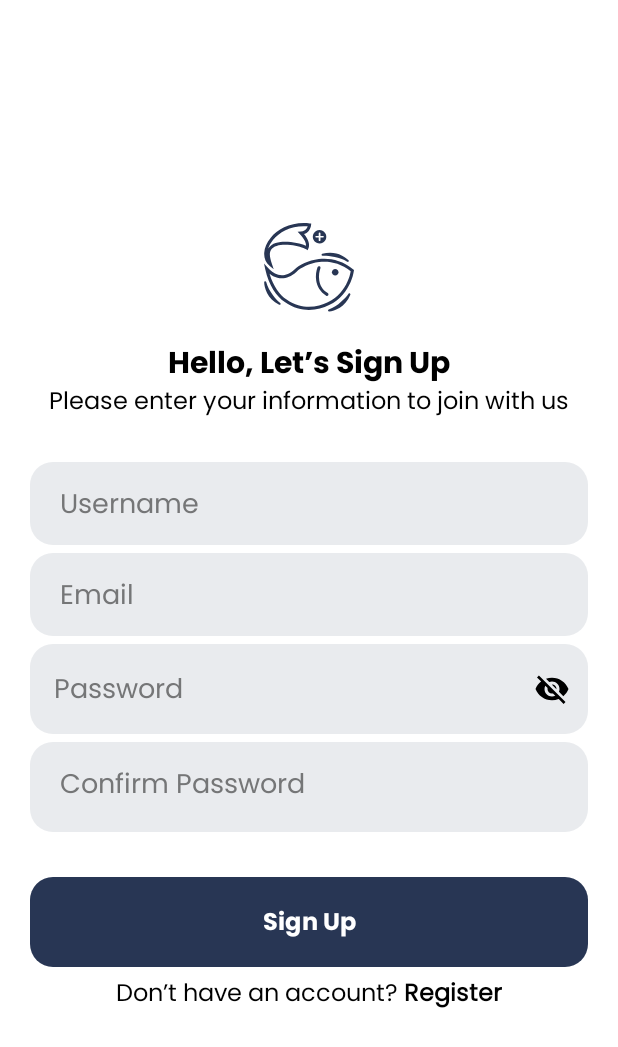
After one commit to SandyAryadika/Ifishy-C242-PS164, an Android app: the SignUpActivity screen opened directly, with no data from a screen before it, on a phone screen of 412 x 824 dp. The commit adds this screen. Shown: the top 1047 px of the screen. Run offline under Robolectric (Android 15) with nearby library versions, the light colour scheme and no system bars.

Commit message:
feat: adding signUp page

```diff
--- /dev/null
+++ b/MobileDevelopment/Ifishy/app/src/main/java/com/ifishy/ui/auth/LoginActivity.kt
@@ -0,0 +1,21 @@
+package com.ifishy.ui.auth
+
+import android.os.Bundle
+import androidx.activity.enableEdgeToEdge
+import androidx.appcompat.app.AppCompatActivity
+import androidx.core.view.ViewCompat
+import androidx.core.view.WindowInsetsCompat
+import com.ifishy.R
+
+class LoginActivity : AppCompatActivity() {
+    override fun onCreate(savedInstanceState: Bundle?) {
+        super.onCreate(savedInstanceState)
+        enableEdgeToEdge()
+        setContentView(R.layout.activity_login)
+        ViewCompat.setOnApplyWindowInsetsListener(findViewById(R.id.main)) { v, insets ->
+            val systemBars = insets.getInsets(WindowInsetsCompat.Type.systemBars())
+            v.setPadding(systemBars.left, systemBars.top, systemBars.right, systemBars.bottom)
+            insets
+        }
+    }
+}
--- /dev/null
+++ b/MobileDevelopment/Ifishy/app/src/main/java/com/ifishy/ui/auth/SignUpActivity.kt
@@ -0,0 +1,21 @@
+package com.ifishy.ui.auth
+
+import android.os.Bundle
+import androidx.activity.enableEdgeToEdge
+import androidx.appcompat.app.AppCompatActivity
+import androidx.core.view.ViewCompat
+import androidx.core.view.WindowInsetsCompat
+import com.ifishy.R
+
+class SignUpActivity : AppCompatActivity() {
+    override fun onCreate(savedInstanceState: Bundle?) {
+        super.onCreate(savedInstanceState)
+        enableEdgeToEdge()
+        setContentView(R.layout.activity_sign_up)
+        ViewCompat.setOnApplyWindowInsetsListener(findViewById(R.id.main)) { v, insets ->
+            val systemBars = insets.getInsets(WindowInsetsCompat.Type.systemBars())
+            v.setPadding(systemBars.left, systemBars.top, systemBars.right, systemBars.bottom)
+            insets
+        }
+    }
+}
--- a/MobileDevelopment/Ifishy/app/src/main/java/com/ifishy/ui/opening/OpeningActivity.kt
+++ b/MobileDevelopment/Ifishy/app/src/main/java/com/ifishy/ui/opening/OpeningActivity.kt
@@ -1,21 +1,50 @@
 package com.ifishy.ui.opening
 
+import android.content.Intent
 import android.os.Bundle
+import android.view.View
 import androidx.activity.enableEdgeToEdge
 import androidx.appcompat.app.AppCompatActivity
 import androidx.core.view.ViewCompat
 import androidx.core.view.WindowInsetsCompat
 import com.ifishy.R
+import com.ifishy.databinding.ActivityOpeningBinding
+import com.ifishy.ui.auth.SignUpActivity
 
-class OpeningActivity : AppCompatActivity() {
+class OpeningActivity : AppCompatActivity(), View.OnClickListener {
+
+    private lateinit var binding:ActivityOpeningBinding
+
     override fun onCreate(savedInstanceState: Bundle?) {
         super.onCreate(savedInstanceState)
         enableEdgeToEdge()
-        setContentView(R.layout.activity_opening)
+        binding = ActivityOpeningBinding.inflate(layoutInflater)
+        setContentView(binding.root)
         ViewCompat.setOnApplyWindowInsetsListener(findViewById(R.id.main)) { v, insets ->
             val systemBars = insets.getInsets(WindowInsetsCompat.Type.systemBars())
             v.setPadding(systemBars.left, systemBars.top, systemBars.right, systemBars.bottom)
             insets
         }
+
+        binding.getStartedButton.setOnClickListener(this)
+        binding.loginButton.setOnClickListener(this)
+
+    }
+
+    private fun goTo(to: Class<*>){
+        val intent = Intent(this,to)
+        startActivity(intent)
+        finish()
+    }
+
+    override fun onClick(v: View?) {
+        when(v){
+            binding.getStartedButton->{
+                goTo(SignUpActivity::class.java)
+            }
+            binding.loginButton->{
+
+            }
+        }
     }
 }
--- /dev/null
+++ b/MobileDevelopment/Ifishy/app/src/main/res/drawable/edit_text_shape.xml
@@ -0,0 +1,5 @@
+<?xml version="1.0" encoding="utf-8"?>
+<shape xmlns:app="http://schemas.android.com/apk/res-auto" xmlns:android="http://schemas.android.com/apk/res/android">
+    <corners android:radius="15dp" />
+    <padding android:top="14dp" android:bottom="14dp" android:right="20dp" android:left="20dp" />
+</shape>
--- /dev/null
+++ b/MobileDevelopment/Ifishy/app/src/main/res/drawable/logo.xml
@@ -0,0 +1,37 @@
+<vector xmlns:android="http://schemas.android.com/apk/res/android"
+    android:width="65dp"
+    android:height="65dp"
+    android:viewportWidth="65"
+    android:viewportHeight="65">
+  <path
+      android:pathData="M39.866,28.973C32.685,29.837 26.684,33.042 23.537,35.922C18.439,40.586 13.683,41.335 9.699,40.259C7.489,39.662 5.581,38.521 4.035,37.296C6.78,46.635 11.395,52.466 16.324,56.033C21.884,60.057 27.935,61.265 32.36,61.27C43.222,60.786 50.469,56.396 55.171,51.065C59.684,45.946 61.882,39.922 62.611,35.566C54.941,29.512 46.856,28.133 39.866,28.973ZM39.6,26.762C47.272,25.839 56.178,27.423 64.515,34.238L65,34.635L64.913,35.255C64.245,40.006 61.907,46.793 56.841,52.538C51.748,58.313 43.932,62.991 32.433,63.496L32.409,63.497H32.384C27.586,63.497 21.041,62.196 15.018,57.837C8.975,53.464 3.549,46.076 0.913,34.072L0,29.913L2.832,33.092C4.429,34.884 7.021,37.229 10.28,38.109C13.438,38.961 17.426,38.494 22.033,34.278C25.532,31.077 31.968,27.679 39.6,26.762Z"
+      android:fillColor="#283654"
+      android:fillType="evenOdd"/>
+  <path
+      android:pathData="M2.991,19.212C3.605,18.143 4.478,17.288 5.527,16.538C7.245,15.311 9.488,14.659 11.858,14.369C14.242,14.078 16.845,14.143 19.363,14.423C23.572,14.891 27.699,15.979 30.298,17.133C30.406,15.976 30.034,14.67 29.328,13.309C28.393,11.505 26.995,9.847 25.966,8.782L24.293,7.05L26.695,6.896C28.668,6.77 29.883,5.893 30.643,4.9C31.089,4.317 31.383,3.687 31.563,3.133C20.061,2.256 11.278,7.005 6.473,12.921C4.819,14.957 3.649,17.113 2.991,19.212ZM4.744,11.516C10.198,4.802 20.178,-0.372 33.026,1.032L34.103,1.15L34.015,2.23C33.934,3.233 33.496,4.837 32.411,6.254C31.613,7.297 30.471,8.226 28.908,8.733C29.742,9.742 30.622,10.965 31.306,12.284C32.363,14.324 33.078,16.852 32.036,19.195L31.53,20.333L30.455,19.703C28.488,18.55 23.959,17.175 19.117,16.637C16.716,16.37 14.294,16.316 12.128,16.58C9.949,16.846 8.118,17.424 6.821,18.351C5.391,19.372 4.564,20.468 4.31,22.129C4.041,23.89 4.396,26.411 5.731,30.302L7.011,34.035L3.968,31.522C1.1,29.153 -0.076,25.776 0.163,22.193C0.4,18.635 2.024,14.865 4.744,11.516Z"
+      android:fillColor="#283654"
+      android:fillType="evenOdd"/>
+  <path
+      android:pathData="M53.805,36.259C53.805,37.572 52.741,38.636 51.429,38.636C50.116,38.636 49.052,37.572 49.052,36.259C49.052,34.947 50.116,33.883 51.429,33.883C52.741,33.883 53.805,34.947 53.805,36.259Z"
+      android:fillColor="#283654"/>
+  <path
+      android:pathData="M40.1,32.025C40.676,32.241 40.966,32.884 40.75,33.459C40.002,35.442 39.363,38.762 39.91,42.162C40.45,45.524 42.139,48.939 46.042,51.298C46.568,51.616 46.737,52.301 46.419,52.827C46.101,53.354 45.416,53.523 44.89,53.204C40.329,50.448 38.335,46.402 37.711,42.516C37.092,38.669 37.806,34.954 38.665,32.674C38.882,32.098 39.525,31.808 40.1,32.025Z"
+      android:fillColor="#283654"
+      android:fillType="evenOdd"/>
+  <path
+      android:pathData="M0.777,42.72C1.148,42.672 1.496,42.905 1.592,43.266C3.425,50.176 9.135,56.329 11.766,58.53C12.054,58.772 12.116,59.191 11.911,59.506C11.705,59.82 11.297,59.932 10.96,59.765C2.327,55.49 0.141,47.153 0.132,43.458C0.131,43.085 0.407,42.769 0.777,42.72Z"
+      android:fillColor="#283654"
+      android:fillType="evenOdd"/>
+  <path
+      android:pathData="M46.244,64.116C46.164,63.751 46.367,63.384 46.719,63.258C53.448,60.845 59.093,54.632 61.064,51.825C61.28,51.517 61.692,51.419 62.023,51.597C62.355,51.776 62.5,52.173 62.363,52.523C58.836,61.487 50.714,64.373 47.034,64.696C46.662,64.729 46.324,64.48 46.244,64.116Z"
+      android:fillColor="#283654"
+      android:fillType="evenOdd"/>
+  <path
+      android:pathData="M61.119,28.6C60.88,28.886 60.465,28.951 60.15,28.75C54.119,24.912 45.75,24.258 42.324,24.421C41.948,24.439 41.619,24.174 41.556,23.803C41.494,23.432 41.719,23.073 42.08,22.967C51.325,20.26 58.583,24.909 61.093,27.619C61.347,27.893 61.358,28.313 61.119,28.6Z"
+      android:fillColor="#283654"
+      android:fillType="evenOdd"/>
+  <path
+      android:pathData="M38,15.062C40.42,16.244 43.34,15.241 44.523,12.821C45.705,10.4 44.701,7.48 42.281,6.298C39.861,5.116 36.941,6.119 35.758,8.539C34.576,10.96 35.58,13.88 38,15.062ZM42.656,11.263C42.978,11.263 43.239,11.002 43.239,10.68C43.239,10.358 42.978,10.097 42.656,10.097H40.785V8.226C40.785,7.87 40.496,7.582 40.14,7.582C39.785,7.582 39.497,7.87 39.497,8.226V10.097H37.625C37.303,10.097 37.042,10.358 37.042,10.68C37.042,11.002 37.303,11.263 37.625,11.263H39.497V13.134C39.497,13.49 39.785,13.778 40.14,13.778C40.496,13.778 40.785,13.49 40.785,13.134V11.263H42.656Z"
+      android:fillColor="#283654"
+      android:fillType="evenOdd"/>
+</vector>
--- /dev/null
+++ b/MobileDevelopment/Ifishy/app/src/main/res/layout/activity_login.xml
@@ -0,0 +1,10 @@
+<?xml version="1.0" encoding="utf-8"?>
+<androidx.constraintlayout.widget.ConstraintLayout xmlns:android="http://schemas.android.com/apk/res/android"
+    xmlns:app="http://schemas.android.com/apk/res-auto"
+    xmlns:tools="http://schemas.android.com/tools"
+    android:id="@+id/main"
+    android:layout_width="match_parent"
+    android:layout_height="match_parent"
+    tools:context=".ui.auth.LoginActivity">
+
+</androidx.constraintlayout.widget.ConstraintLayout>
--- a/MobileDevelopment/Ifishy/app/src/main/res/layout/activity_opening.xml
+++ b/MobileDevelopment/Ifishy/app/src/main/res/layout/activity_opening.xml
@@ -1,13 +1,23 @@
 <?xml version="1.0" encoding="utf-8"?>
-<androidx.constraintlayout.motion.widget.MotionLayout xmlns:android="http://schemas.android.com/apk/res/android"
-    xmlns:app="http://schemas.android.com/apk/res-auto"
+<androidx.constraintlayout.widget.ConstraintLayout xmlns:app="http://schemas.android.com/apk/res-auto"
     xmlns:tools="http://schemas.android.com/tools"
+    xmlns:android="http://schemas.android.com/apk/res/android"
+    android:layout_width="match_parent"
+    android:layout_height="match_parent"
+    android:padding="@dimen/page_padding_margin"
+    tools:context=".ui.opening.OpeningActivity"
+    >
+
+    <androidx.constraintlayout.motion.widget.MotionLayout
+
         android:id="@+id/main"
         android:layout_width="match_parent"
         android:layout_height="match_parent"
-    android:layout_margin="@dimen/page_padding_margin"
         app:layoutDescription="@xml/activity_opening_scene"
-    tools:context=".ui.opening.OpeningActivity">
+        app:layout_constraintBottom_toBottomOf="parent"
+        app:layout_constraintEnd_toEndOf="parent"
+        app:layout_constraintStart_toStartOf="parent"
+        app:layout_constraintTop_toTopOf="parent">
 
         <TextView
             android:id="@+id/opening_title"
@@ -64,4 +74,7 @@
             app:layout_constraintBottom_toBottomOf="parent"
             app:layout_constraintEnd_toEndOf="parent"
             app:layout_constraintStart_toStartOf="parent" />
+
     </androidx.constraintlayout.motion.widget.MotionLayout>
+
+</androidx.constraintlayout.widget.ConstraintLayout>
--- /dev/null
+++ b/MobileDevelopment/Ifishy/app/src/main/res/layout/activity_sign_up.xml
@@ -0,0 +1,174 @@
+<?xml version="1.0" encoding="utf-8"?>
+<androidx.constraintlayout.widget.ConstraintLayout xmlns:android="http://schemas.android.com/apk/res/android"
+    xmlns:app="http://schemas.android.com/apk/res-auto"
+    xmlns:tools="http://schemas.android.com/tools"
+    android:id="@+id/main"
+    android:layout_width="match_parent"
+    android:layout_height="match_parent"
+    android:layout_margin="@dimen/global_page_padding_margin"
+    tools:context=".ui.auth.SignUpActivity">
+
+    <ImageView
+        android:id="@+id/logo"
+        android:layout_width="60dp"
+        android:layout_height="60dp"
+        android:contentDescription="@string/logo"
+        android:src="@drawable/logo"
+        app:layout_constraintBottom_toTopOf="@+id/sign_up_title"
+        app:layout_constraintEnd_toEndOf="parent"
+        app:layout_constraintHorizontal_bias="0.5"
+        app:layout_constraintStart_toStartOf="parent"
+        app:layout_constraintTop_toTopOf="parent"
+        app:layout_constraintVertical_chainStyle="packed" />
+
+    <TextView
+        android:layout_marginTop="20dp"
+        android:id="@+id/sign_up_title"
+        android:layout_width="0dp"
+        android:layout_height="wrap_content"
+        android:fontFamily="@font/poppins_bold"
+        android:includeFontPadding="false"
+        android:text="@string/sign_up_title"
+        android:textAlignment="center"
+        android:textSize="20sp"
+        app:layout_constraintBottom_toTopOf="@+id/sign_up_desc"
+        app:layout_constraintEnd_toEndOf="parent"
+        app:layout_constraintHorizontal_bias="0.5"
+        app:layout_constraintStart_toStartOf="parent"
+        app:layout_constraintTop_toBottomOf="@+id/logo" />
+
+    <TextView
+        android:id="@+id/sign_up_desc"
+        android:layout_width="0dp"
+        android:layout_height="wrap_content"
+        android:fontFamily="@font/poppins"
+        android:includeFontPadding="false"
+        android:text="@string/sign_up_desc"
+        android:textAlignment="center"
+        android:textSize="16sp"
+        app:layout_constraintBottom_toTopOf="@+id/username"
+        app:layout_constraintEnd_toEndOf="parent"
+        app:layout_constraintHorizontal_bias="0.5"
+        app:layout_constraintStart_toStartOf="parent"
+        app:layout_constraintTop_toBottomOf="@+id/sign_up_title" />
+
+    <EditText
+        android:layout_marginTop="30dp"
+        android:id="@+id/username"
+        android:layout_width="0dp"
+        android:layout_height="55dp"
+        android:autofillHints="username"
+        android:background="@drawable/edit_text_shape"
+        android:fontFamily="@font/poppins"
+        android:hint="@string/username"
+        android:includeFontPadding="false"
+        android:inputType="text"
+        android:textColor="@color/black"
+        android:textSize="18sp"
+        app:backgroundTint="@color/edit_text_background"
+        app:layout_constraintBottom_toTopOf="@+id/email"
+        app:layout_constraintEnd_toEndOf="parent"
+        app:layout_constraintHorizontal_bias="0.5"
+        app:layout_constraintStart_toStartOf="parent"
+        app:layout_constraintTop_toBottomOf="@+id/sign_up_desc" />
+
+    <EditText
+        android:layout_marginVertical="5dp"
+        android:id="@+id/email"
+        android:layout_width="0dp"
+        android:layout_height="55dp"
+        android:autofillHints="username"
+        android:background="@drawable/edit_text_shape"
+        android:fontFamily="@font/poppins"
+        android:hint="@string/email"
+        android:includeFontPadding="false"
+        android:inputType="textEmailAddress"
+        android:textColor="@color/black"
+        android:textSize="18sp"
+        app:backgroundTint="@color/edit_text_background"
+        app:layout_constraintBottom_toTopOf="@+id/textInputLayout"
+        app:layout_constraintEnd_toEndOf="parent"
+        app:layout_constraintHorizontal_bias="0.5"
+        app:layout_constraintStart_toStartOf="parent"
+        app:layout_constraintTop_toBottomOf="@+id/username" />
+
+    <com.google.android.material.textfield.TextInputLayout
+        android:id="@+id/textInputLayout"
+        android:layout_width="0dp"
+        android:layout_height="60dp"
+        android:textColorHint="@color/hint_edit_text"
+        app:hintEnabled="false"
+        app:layout_constraintBottom_toTopOf="@+id/editText2"
+        app:layout_constraintEnd_toEndOf="parent"
+        app:layout_constraintHorizontal_bias="0.5"
+        app:layout_constraintStart_toStartOf="parent"
+        app:layout_constraintTop_toBottomOf="@+id/email"
+        app:passwordToggleEnabled="true"
+        app:passwordToggleTint="@color/black">
+
+        <com.google.android.material.textfield.TextInputEditText
+            android:layout_width="match_parent"
+            android:letterSpacing="0"
+            android:layout_height="match_parent"
+            android:autofillHints="emailAddress"
+            android:background="@drawable/edit_text_shape"
+            android:backgroundTint="@color/edit_text_background"
+            android:fontFamily="@font/poppins"
+            android:textColor="@color/black"
+            android:hint="@string/password"
+            android:includeFontPadding="false"
+            android:textSize="18sp" />
+
+    </com.google.android.material.textfield.TextInputLayout>
+
+    <EditText
+        android:textColor="@color/black"
+        android:layout_marginTop="5dp"
+        android:id="@+id/editText2"
+        android:layout_width="0dp"
+        android:layout_height="60dp"
+        android:background="@drawable/edit_text_shape"
+        android:backgroundTint="@color/edit_text_background"
+        android:fontFamily="@font/poppins"
+        android:hint="@string/confirm_password"
+        android:inputType="textPassword"
+        android:textSize="18sp"
+        app:layout_constraintBottom_toTopOf="@+id/button"
+        app:layout_constraintEnd_toEndOf="parent"
+        app:layout_constraintHorizontal_bias="0.5"
+        app:layout_constraintStart_toStartOf="parent"
+        app:layout_constraintTop_toBottomOf="@+id/textInputLayout" />
+
+    <Button
+        android:textSize="16sp"
+        android:layout_marginTop="30dp"
+        android:id="@+id/button"
+        android:layout_width="0dp"
+        android:layout_height="60dp"
+        android:background="@drawable/edit_text_shape"
+        android:fontFamily="@font/poppins_bold"
+        android:includeFontPadding="false"
+        android:text="@string/sign_up"
+        android:textColor="@color/white"
+        app:backgroundTint="@color/primary_light"
+        app:layout_constraintBottom_toTopOf="@+id/textView2"
+        app:layout_constraintEnd_toEndOf="parent"
+        app:layout_constraintHorizontal_bias="0.5"
+        app:layout_constraintStart_toStartOf="parent"
+        app:layout_constraintTop_toBottomOf="@+id/editText2" />
+
+    <TextView
+        android:layout_marginTop="5dp"
+        android:id="@+id/textView2"
+        android:textSize="16sp"
+        android:layout_width="wrap_content"
+        android:layout_height="wrap_content"
+        android:fontFamily="@font/poppins"
+        android:text="@string/don_t_have_an_account_register"
+        app:layout_constraintBottom_toBottomOf="parent"
+        app:layout_constraintEnd_toEndOf="parent"
+        app:layout_constraintHorizontal_bias="0.5"
+        app:layout_constraintStart_toStartOf="parent"
+        app:layout_constraintTop_toBottomOf="@+id/button" />
+
+</androidx.constraintlayout.widget.ConstraintLayout>
--- a/MobileDevelopment/Ifishy/app/src/main/res/values-night/themes.xml
+++ b/MobileDevelopment/Ifishy/app/src/main/res/values-night/themes.xml
@@ -4,5 +4,6 @@
         <item name="android:windowBackground">@color/dark_background</item>
         <item name="android:textColor">@color/white</item>
         <item name="android:statusBarColor">@android:color/transparent</item>
+        <item name="android:textColorHint">@color/hint_edit_text</item>
     </style>
 </resources>
--- a/MobileDevelopment/Ifishy/app/src/main/res/values/colors.xml
+++ b/MobileDevelopment/Ifishy/app/src/main/res/values/colors.xml
@@ -5,4 +5,6 @@
     <color name="primary_light">#283654</color>
     <color name="secondary_light">#DDDFE4</color>
     <color name="dark_background">#212121</color>
+    <color name="edit_text_background">#E9EBEE</color>
+    <color name="hint_edit_text">#757677</color>
 </resources>
--- a/MobileDevelopment/Ifishy/app/src/main/res/values/dimens.xml
+++ b/MobileDevelopment/Ifishy/app/src/main/res/values/dimens.xml
@@ -1,6 +1,7 @@
 <?xml version="1.0" encoding="utf-8"?>
 <resources>
     <dimen name="page_padding_margin">28dp</dimen>
+    <dimen name="global_page_padding_margin">20dp</dimen>
     <dimen name="title_onboarding">36sp</dimen>
     <dimen name="desc_onboarding">16sp</dimen>
     <dimen name="indicator_height">14dp</dimen>
--- a/MobileDevelopment/Ifishy/app/src/main/res/values/strings.xml
+++ b/MobileDevelopment/Ifishy/app/src/main/res/values/strings.xml
@@ -11,4 +11,13 @@
     <string name="login">Login</string>
     <string name="get_started">Get Started</string>
     <string name="opening_desc">Make sure to give your fish the love and care they deserve from this moment forward!</string>
+    <string name="logo">logo</string>
+    <string name="sign_up_title">Hello, Let’s Sign Up</string>
+    <string name="sign_up_desc">Please enter your information to join with us</string>
+    <string name="username">Username</string>
+    <string name="email">Email</string>
+    <string name="password">Password</string>
+    <string name="confirm_password">Confirm Password</string>
+    <string name="sign_up">Sign Up</string>
+    <string name="don_t_have_an_account_register">Don’t have an account? <b>Register</b></string>
 </resources>
--- a/MobileDevelopment/Ifishy/app/src/main/res/values/themes.xml
+++ b/MobileDevelopment/Ifishy/app/src/main/res/values/themes.xml
@@ -3,6 +3,7 @@
         <item name="android:windowBackground">@color/white</item>
         <item name="android:textColor">@color/black</item>
         <item name="android:statusBarColor">@android:color/transparent</item>
+        <item name="android:textColorHint">@color/hint_edit_text</item>
     </style>
 
     <style name="Theme.Ifishy" parent="Base.Theme.Ifishy" />
```
Also changed, not shown: MobileDevelopment/Ifishy/app/src/main/AndroidManifest.xml (+7 -1 lines). Lines whose indentation alone changed are shown as unchanged.
